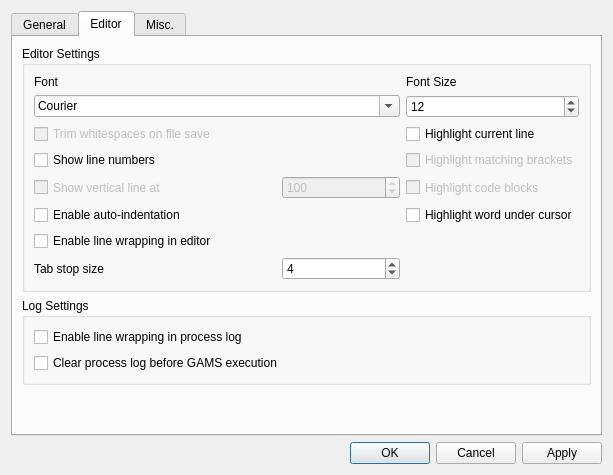
Above: src/settingsdialog.ui from GAMS-dev/studio before the change. Below: the same form after it.
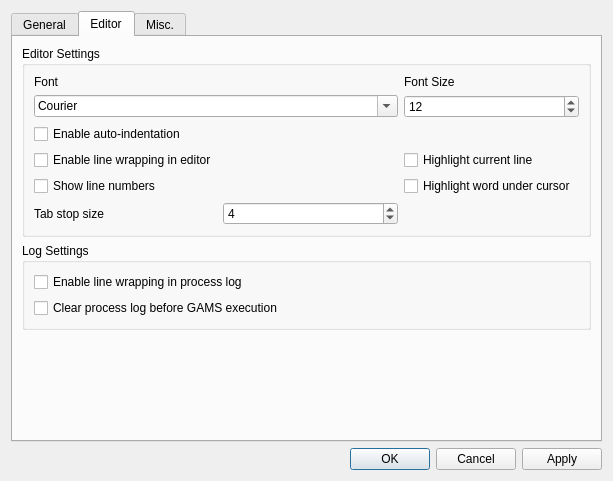
That is the form after the change. The open tabs and pages were chosen to show the change.

Commit message: removed unimplemented items from settings dialog

Patch:
```diff
--- a/src/settingsdialog.ui
+++ b/src/settingsdialog.ui
@@ -7,7 +7,7 @@
     <x>0</x>
     <y>0</y>
     <width>613</width>
-    <height>475</height>
+    <height>481</height>
    </rect>
   </property>
   <property name="windowTitle">
@@ -205,21 +205,49 @@
           <string>Editor Settings</string>
          </property>
          <layout class="QGridLayout" name="gridLayout_5">
-          <item row="0" column="0">
-           <widget class="QLabel" name="label_2">
+          <item row="7" column="0">
+           <widget class="QLabel" name="label_tabsize">
+            <property name="sizePolicy">
+             <sizepolicy hsizetype="Preferred" vsizetype="Preferred">
+              <horstretch>0</horstretch>
+              <verstretch>0</verstretch>
+             </sizepolicy>
+            </property>
             <property name="text">
-             <string>Font</string>
+             <string>Tab stop size</string>
             </property>
            </widget>
           </item>
-          <item row="0" column="3">
+          <item row="0" column="2">
            <widget class="QLabel" name="label_3">
             <property name="text">
              <string>Font Size</string>
             </property>
            </widget>
           </item>
-          <item row="1" column="0" colspan="3">
+          <item row="3" column="0">
+           <widget class="QCheckBox" name="cb_linewrap_editor">
+            <property name="enabled">
+             <bool>true</bool>
+            </property>
+            <property name="sizePolicy">
+             <sizepolicy hsizetype="Minimum" vsizetype="Preferred">
+              <horstretch>0</horstretch>
+              <verstretch>0</verstretch>
+             </sizepolicy>
+            </property>
+            <property name="text">
+             <string>Enable line wrapping in editor</string>
+            </property>
+            <property name="checkable">
+             <bool>true</bool>
+            </property>
+            <property name="checked">
+             <bool>false</bool>
+            </property>
+           </widget>
+          </item>
+          <item row="1" column="0" colspan="2">
            <widget class="QFontComboBox" name="fontComboBox">
             <property name="fontFilters">
              <set>QFontComboBox::MonospacedFonts</set>
@@ -232,7 +260,7 @@
             </property>
            </widget>
           </item>
-          <item row="1" column="3">
+          <item row="1" column="2">
            <widget class="QSpinBox" name="sb_fontsize">
             <property name="minimum">
              <number>5</number>
@@ -245,162 +273,7 @@
             </property>
            </widget>
           </item>
-          <item row="2" column="0" colspan="3">
-           <widget class="QCheckBox" name="cb_trimwhitespace">
-            <property name="enabled">
-             <bool>false</bool>
-            </property>
-            <property name="sizePolicy">
-             <sizepolicy hsizetype="Minimum" vsizetype="Preferred">
-              <horstretch>0</horstretch>
-              <verstretch>0</verstretch>
-             </sizepolicy>
-            </property>
-            <property name="text">
-             <string>Trim whitespaces on file save</string>
-            </property>
-            <property name="checkable">
-             <bool>true</bool>
-            </property>
-           </widget>
-          </item>
-          <item row="2" column="3">
-           <widget class="QCheckBox" name="cb_highlightcurrent">
-            <property name="enabled">
-             <bool>true</bool>
-            </property>
-            <property name="sizePolicy">
-             <sizepolicy hsizetype="Minimum" vsizetype="Preferred">
-              <horstretch>0</horstretch>
-              <verstretch>0</verstretch>
-             </sizepolicy>
-            </property>
-            <property name="text">
-             <string>Highlight current line</string>
-            </property>
-            <property name="checkable">
-             <bool>true</bool>
-            </property>
-           </widget>
-          </item>
-          <item row="3" column="0" colspan="3">
-           <widget class="QCheckBox" name="cb_showlinenr">
-            <property name="enabled">
-             <bool>true</bool>
-            </property>
-            <property name="sizePolicy">
-             <sizepolicy hsizetype="Minimum" vsizetype="Preferred">
-              <horstretch>0</horstretch>
-              <verstretch>0</verstretch>
-             </sizepolicy>
-            </property>
-            <property name="text">
-             <string>Show line numbers</string>
-            </property>
-            <property name="checkable">
-             <bool>true</bool>
-            </property>
-            <property name="checked">
-             <bool>false</bool>
-            </property>
-           </widget>
-          </item>
-          <item row="3" column="3">
-           <widget class="QCheckBox" name="cb_highlightmatching">
-            <property name="enabled">
-             <bool>false</bool>
-            </property>
-            <property name="sizePolicy">
-             <sizepolicy hsizetype="Minimum" vsizetype="Preferred">
-              <horstretch>0</horstretch>
-              <verstretch>0</verstretch>
-             </sizepolicy>
-            </property>
-            <property name="text">
-             <string>Highlight matching brackets</string>
-            </property>
-            <property name="checkable">
-             <bool>true</bool>
-            </property>
-           </widget>
-          </item>
-          <item row="4" column="0" colspan="2">
-           <widget class="QCheckBox" name="cb_verticalline">
-            <property name="enabled">
-             <bool>false</bool>
-            </property>
-            <property name="sizePolicy">
-             <sizepolicy hsizetype="Minimum" vsizetype="Preferred">
-              <horstretch>0</horstretch>
-              <verstretch>0</verstretch>
-             </sizepolicy>
-            </property>
-            <property name="text">
-             <string>Show vertical line at</string>
-            </property>
-            <property name="checkable">
-             <bool>true</bool>
-            </property>
-           </widget>
-          </item>
-          <item row="4" column="2">
-           <widget class="QSpinBox" name="sb_verticalline">
-            <property name="enabled">
-             <bool>false</bool>
-            </property>
-            <property name="minimum">
-             <number>20</number>
-            </property>
-            <property name="maximum">
-             <number>1000</number>
-            </property>
-            <property name="value">
-             <number>100</number>
-            </property>
-           </widget>
-          </item>
-          <item row="4" column="3">
-           <widget class="QCheckBox" name="cb_highlightblock">
-            <property name="enabled">
-             <bool>false</bool>
-            </property>
-            <property name="sizePolicy">
-             <sizepolicy hsizetype="Minimum" vsizetype="Preferred">
-              <horstretch>0</horstretch>
-              <verstretch>0</verstretch>
-             </sizepolicy>
-            </property>
-            <property name="text">
-             <string>Highlight code blocks</string>
-            </property>
-            <property name="checkable">
-             <bool>true</bool>
-            </property>
-           </widget>
-          </item>
-          <item row="5" column="0" colspan="3">
-           <widget class="QCheckBox" name="cb_autoindent">
-            <property name="enabled">
-             <bool>true</bool>
-            </property>
-            <property name="sizePolicy">
-             <sizepolicy hsizetype="Minimum" vsizetype="Preferred">
-              <horstretch>0</horstretch>
-              <verstretch>0</verstretch>
-             </sizepolicy>
-            </property>
-            <property name="text">
-             <string>Enable auto-indentation</string>
-            </property>
-            <property name="checkable">
-             <bool>true</bool>
-            </property>
-            <property name="checked">
-             <bool>false</bool>
-            </property>
-           </widget>
-          </item>
-          <item row="5" column="3">
+          <item row="5" column="2">
            <widget class="QCheckBox" name="cb_highlightUnderCursor">
             <property name="enabled">
              <bool>true</bool>
@@ -419,8 +292,8 @@
             </property>
            </widget>
           </item>
-          <item row="6" column="0" colspan="3">
-           <widget class="QCheckBox" name="cb_linewrap_editor">
+          <item row="3" column="2">
+           <widget class="QCheckBox" name="cb_highlightcurrent">
             <property name="enabled">
              <bool>true</bool>
             </property>
@@ -431,30 +304,14 @@
              </sizepolicy>
             </property>
             <property name="text">
-             <string>Enable line wrapping in editor</string>
+             <string>Highlight current line</string>
             </property>
             <property name="checkable">
              <bool>true</bool>
             </property>
-            <property name="checked">
-             <bool>false</bool>
-            </property>
            </widget>
           </item>
-          <item row="7" column="0">
-           <widget class="QLabel" name="label_tabsize">
-            <property name="sizePolicy">
-             <sizepolicy hsizetype="Preferred" vsizetype="Preferred">
-              <horstretch>0</horstretch>
-              <verstretch>0</verstretch>
-             </sizepolicy>
-            </property>
-            <property name="text">
-             <string>Tab stop size</string>
-            </property>
-           </widget>
-          </item>
-          <item row="7" column="2">
+          <item row="7" column="1">
            <widget class="QSpinBox" name="sb_tabsize">
             <property name="enabled">
              <bool>true</bool>
@@ -470,6 +327,57 @@
             </property>
            </widget>
           </item>
+          <item row="0" column="0">
+           <widget class="QLabel" name="label_2">
+            <property name="text">
+             <string>Font</string>
+            </property>
+           </widget>
+          </item>
+          <item row="2" column="0">
+           <widget class="QCheckBox" name="cb_autoindent">
+            <property name="enabled">
+             <bool>true</bool>
+            </property>
+            <property name="sizePolicy">
+             <sizepolicy hsizetype="Minimum" vsizetype="Preferred">
+              <horstretch>0</horstretch>
+              <verstretch>0</verstretch>
+             </sizepolicy>
+            </property>
+            <property name="text">
+             <string>Enable auto-indentation</string>
+            </property>
+            <property name="checkable">
+             <bool>true</bool>
+            </property>
+            <property name="checked">
+             <bool>false</bool>
+            </property>
+           </widget>
+          </item>
+          <item row="5" column="0">
+           <widget class="QCheckBox" name="cb_showlinenr">
+            <property name="enabled">
+             <bool>true</bool>
+            </property>
+            <property name="sizePolicy">
+             <sizepolicy hsizetype="Minimum" vsizetype="Preferred">
+              <horstretch>0</horstretch>
+              <verstretch>0</verstretch>
+             </sizepolicy>
+            </property>
+            <property name="text">
+             <string>Show line numbers</string>
+            </property>
+            <property name="checkable">
+             <bool>true</bool>
+            </property>
+            <property name="checked">
+             <bool>false</bool>
+            </property>
+           </widget>
+          </item>
          </layout>
         </widget>
        </item>
```
